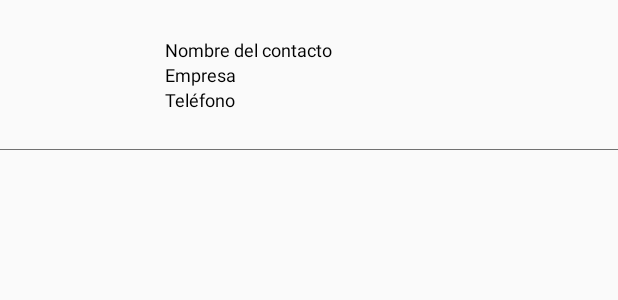
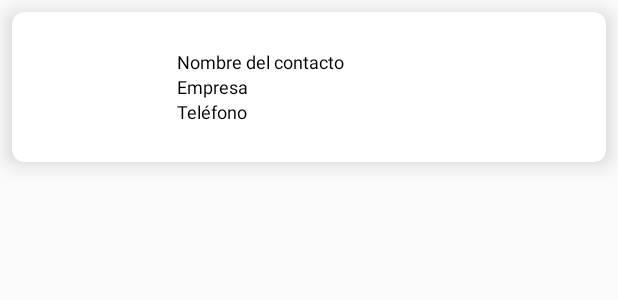
Before and after one commit to junvegu/ProInversionEjemplo, an Android app: the layout item_contact.xml on its own in the app's theme, with its tools: preview values and no code run, on a phone screen of 412 x 824 dp. Shown: the top 300 px of the screen. Run offline under Robolectric (Android 15) with nearby library versions, the phone set to English and light mode, and no system bars.

Commit message:
Adapter with card view

```diff
--- a/app/src/main/AndroidManifest.xml
+++ b/app/src/main/AndroidManifest.xml
@@ -30,7 +30,7 @@
         </activity>
 
         <activity
-            android:name=".ActivityListContacts">
+            android:name=".contacts.ActivityListContacts">
         </activity>
 
     </application>
--- a/app/src/main/java/com/cjava/example/MainActivity.java
+++ b/app/src/main/java/com/cjava/example/MainActivity.java
@@ -12,6 +12,7 @@ import android.widget.Toast;
 
 import com.bumptech.glide.Glide;
 import com.bumptech.glide.request.RequestOptions;
+import com.cjava.example.contacts.ActivityListContacts;
 
 import butterknife.BindView;
 import butterknife.ButterKnife;
--- a/app/src/main/java/com/cjava/example/ActivityListContacts.java
+++ b/app/src/main/java/com/cjava/example/contacts/ActivityListContacts.java
@@ -1,4 +1,4 @@
-package com.cjava.example;
+package com.cjava.example.contacts;
 
 import android.os.Bundle;
 import android.support.annotation.Nullable;
@@ -6,6 +6,9 @@ import android.support.v7.app.AppCompatActivity;
 import android.support.v7.widget.GridLayoutManager;
 import android.support.v7.widget.LinearLayoutManager;
 import android.support.v7.widget.RecyclerView;
+
+import com.cjava.example.R;
+import com.cjava.example.contacts.adapter.ContactsAdapter;
 
 import butterknife.BindView;
 import butterknife.ButterKnife;
--- a/app/src/main/java/com/cjava/example/ContacsEntity.java
+++ b/app/src/main/java/com/cjava/example/contacts/ContacsEntity.java
@@ -1,4 +1,4 @@
-package com.cjava.example;
+package com.cjava.example.contacts;
 
 import java.io.Serializable;
 import java.util.ArrayList;
--- a/app/src/main/res/layout/activity_list_contacts.xml
+++ b/app/src/main/res/layout/activity_list_contacts.xml
@@ -1,6 +1,8 @@
 <?xml version="1.0" encoding="utf-8"?>
 <RelativeLayout xmlns:android="http://schemas.android.com/apk/res/android"
-    android:orientation="vertical" android:layout_width="match_parent"
+    android:orientation="vertical"
+    android:background="@color/white_color"
+    android:layout_width="match_parent"
     android:layout_height="match_parent">
 
     <android.support.v7.widget.RecyclerView
--- a/app/src/main/res/layout/item_contact.xml
+++ b/app/src/main/res/layout/item_contact.xml
@@ -1,11 +1,18 @@
 <?xml version="1.0" encoding="utf-8"?>
-<RelativeLayout xmlns:android="http://schemas.android.com/apk/res/android"
+<android.support.v7.widget.CardView xmlns:android="http://schemas.android.com/apk/res/android"
+    xmlns:app="http://schemas.android.com/apk/res-auto"
     android:orientation="vertical"
+    android:layout_margin="8dp"
+    app:cardCornerRadius="8dp"
+    app:cardElevation="8dp"
     android:layout_width="match_parent"
     android:layout_height="100dp">
 
     <LinearLayout
 
+        android:id="@+id/item_click"
+        android:background="?attr/selectableItemBackground"
+        android:clickable="true"
         android:orientation="horizontal"
         android:layout_width="match_parent"
         android:layout_height="match_parent">
@@ -47,10 +54,10 @@
         </LinearLayout>
     </LinearLayout>
 
-
+<!--
     <View
         android:layout_alignParentBottom="true"
         android:background="@color/gray"
         android:layout_width="match_parent"
-        android:layout_height="0.5dp"></View>
-</RelativeLayout>
+        android:layout_height="0.5dp"></View>-->
+</android.support.v7.widget.CardView>
```
Also changed, not shown: app/src/main/java/com/cjava/example/contacts/adapter/ContactsAdapter.java (renamed from app/src/main/java/com/cjava/example/ContactsAdapter.java, +29 -6 lines), app/src/main/java/com/cjava/example/contacts/adapter/OnClickContactListener.java (added, +12 -0 lines).
